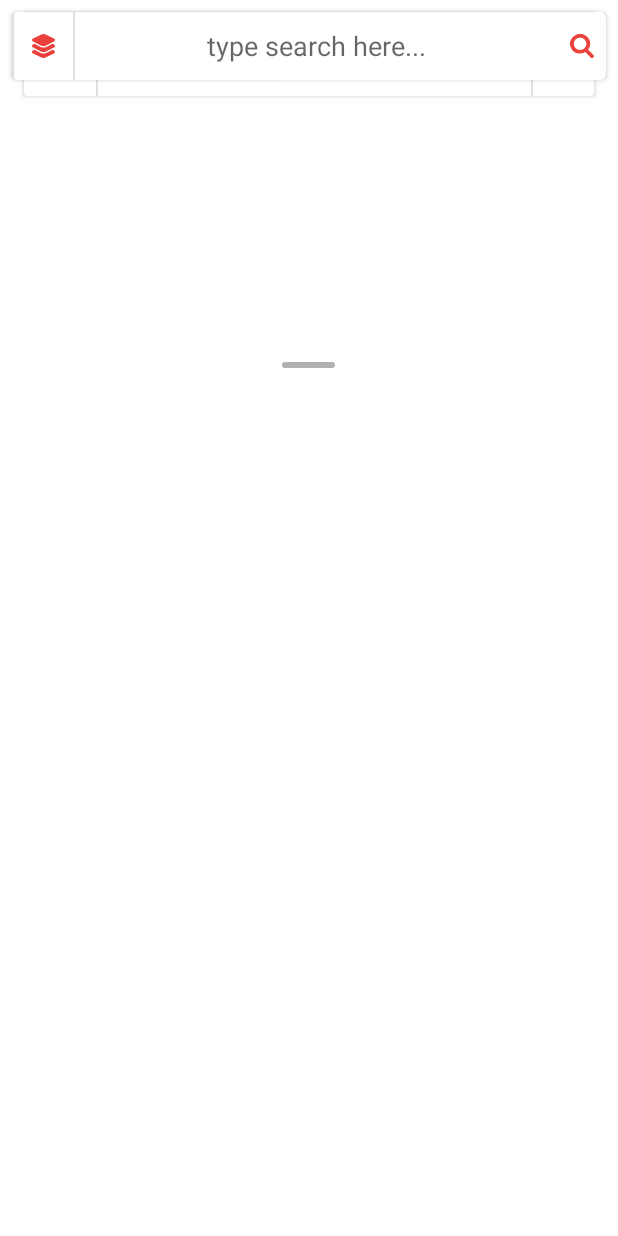
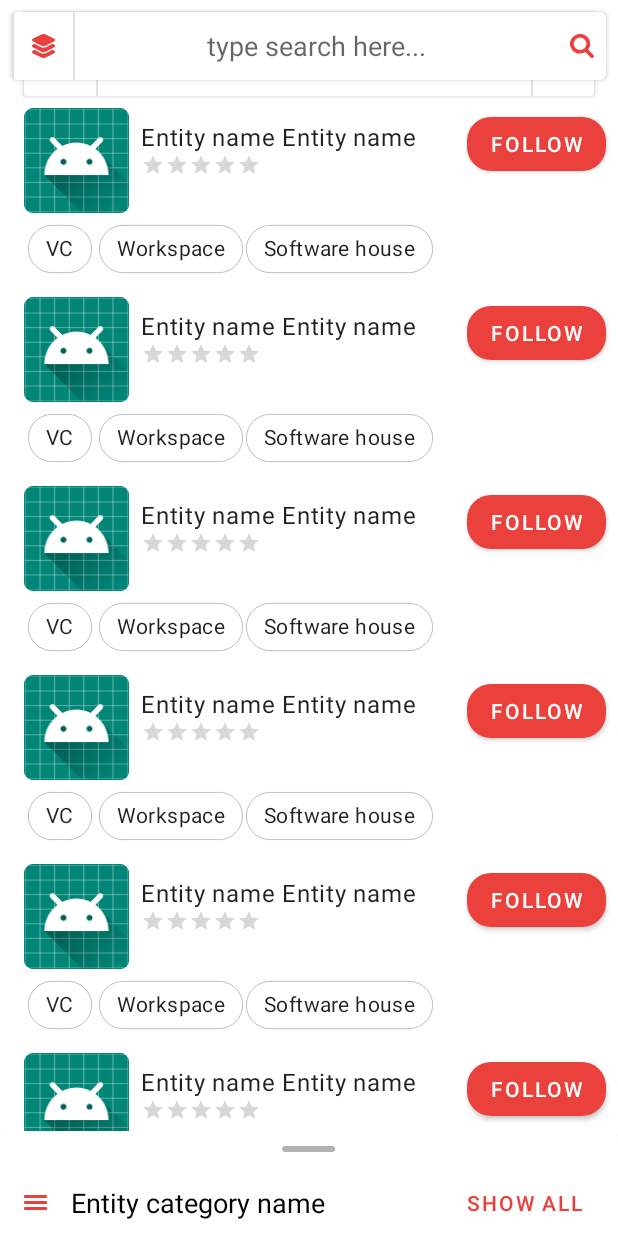
Before and after one commit to Innovation-Baylasan/baswla-android, an Android app: the fragment SearchFragment placed in its activity, on a phone screen of 412 x 824 dp. Run offline under Robolectric (Android 15) with nearby library versions, the phone set to English and light mode, and no system bars.

Commit message:
connected screen together

```diff
--- /dev/null
+++ b/app/src/main/java/org/baylasan/sudanmap/main/EntityAdapter.kt
@@ -0,0 +1,61 @@
+package org.baylasan.sudanmap.main
+
+import android.view.LayoutInflater
+import android.view.View
+import android.view.ViewGroup
+import androidx.recyclerview.widget.LinearLayoutManager
+import androidx.recyclerview.widget.RecyclerView
+import kotlinx.android.synthetic.main.row_entitiy_list.view.*
+import org.baylasan.sudanmap.R
+
+class EntityListAdapter(val onClick: () -> Unit) : RecyclerView.Adapter<EntityListViewHolder>() {
+    override fun onCreateViewHolder(parent: ViewGroup, viewType: Int): EntityListViewHolder {
+        val view = LayoutInflater.from(parent.context).inflate(
+            R.layout.row_entitiy_list,
+            parent,
+            false
+        )
+        return EntityListViewHolder(view)
+    }
+
+    override fun getItemCount(): Int = 10
+
+    override fun onBindViewHolder(holder: EntityListViewHolder, position: Int) {
+        holder.entitiesRecyclerView.adapter = EntityAdapter()
+        holder.entitiesRecyclerView.layoutManager =
+            LinearLayoutManager(
+                holder.entitiesRecyclerView.context,
+                LinearLayoutManager.HORIZONTAL,
+                false
+            )
+        holder.showMoreButton.setOnClickListener {
+            onClick.invoke()
+        }
+    }
+}
+
+class EntityListViewHolder(view: View) : RecyclerView.ViewHolder(view) {
+    val entitiesRecyclerView: RecyclerView = view.entitiesRecyclerView
+    val showMoreButton = view.showMoreButton
+}
+
+class EntityAdapter : RecyclerView.Adapter<EntityViewHolder>() {
+    override fun onCreateViewHolder(parent: ViewGroup, viewType: Int): EntityViewHolder {
+        return EntityViewHolder(
+            LayoutInflater.from(parent.context).inflate(
+                R.layout.row_entity,
+                parent,
+                false
+            )
+        )
+    }
+
+    override fun getItemCount(): Int = 5
+
+    override fun onBindViewHolder(holder: EntityViewHolder, position: Int) {
+
+    }
+
+}
+
+class EntityViewHolder(view: View) : RecyclerView.ViewHolder(view)
--- a/app/src/main/java/org/baylasan/sudanmap/main/MainActivity.kt
+++ b/app/src/main/java/org/baylasan/sudanmap/main/MainActivity.kt
@@ -1,9 +1,9 @@
 package org.baylasan.sudanmap.main
 
 import android.os.Bundle
-import android.view.KeyEvent
 import androidx.appcompat.app.AppCompatActivity
 import androidx.fragment.app.FragmentTransaction
+import androidx.recyclerview.widget.LinearLayoutManager
 import kotlinx.android.synthetic.main.activity_main.*
 import org.baylasan.sudanmap.R
 import org.baylasan.sudanmap.layers.MapLayersFragment
@@ -28,5 +28,13 @@ class MainActivity : AppCompatActivity() {
                 .addToBackStack(null)
                 .commit()
         }
+        entityListRecyclerView.layoutManager = LinearLayoutManager(this)
+        entityListRecyclerView.adapter = EntityListAdapter{
+            supportFragmentManager.beginTransaction()
+                .replace(R.id.fragmentLayout, SearchFragment.newInstance(), "search")
+                .setTransition(FragmentTransaction.TRANSIT_FRAGMENT_OPEN)
+                .addToBackStack(null)
+                .commit()g
+        }
     }
 }
--- /dev/null
+++ b/app/src/main/java/org/baylasan/sudanmap/search/SearchAdapter.kt
@@ -0,0 +1,28 @@
+package org.baylasan.sudanmap.search
+
+import android.view.LayoutInflater
+import android.view.View
+import android.view.ViewGroup
+import androidx.recyclerview.widget.RecyclerView
+import org.baylasan.sudanmap.R
+
+class SearchAdapter : RecyclerView.Adapter<SearchViewHolder>() {
+    override fun onCreateViewHolder(parent: ViewGroup, viewType: Int): SearchViewHolder {
+        return SearchViewHolder(
+            LayoutInflater.from(parent.context).inflate(
+                R.layout.row_search_result,
+                parent,
+                false
+            )
+        )
+    }
+
+    override fun getItemCount(): Int {
+        return 20
+    }
+
+    override fun onBindViewHolder(holder: SearchViewHolder, position: Int) {
+    }
+}
+
+class SearchViewHolder(view: View) : RecyclerView.ViewHolder(view)
--- a/app/src/main/java/org/baylasan/sudanmap/search/SearchFragment.kt
+++ b/app/src/main/java/org/baylasan/sudanmap/search/SearchFragment.kt
@@ -4,6 +4,7 @@ import android.os.Bundle
 import android.view.View
 import androidx.fragment.app.Fragment
 import androidx.fragment.app.FragmentTransaction
+import androidx.recyclerview.widget.LinearLayoutManager
 import kotlinx.android.synthetic.main.fragment_search.*
 import org.baylasan.sudanmap.R
 import org.baylasan.sudanmap.searchfilter.SearchFilterFragment
@@ -26,5 +27,7 @@ class SearchFragment : Fragment(R.layout.fragment_search) {
                 ?.addToBackStack(null)
                 ?.commit()
         }
+        searchRecyclerView.adapter = SearchAdapter()
+        searchRecyclerView.layoutManager = LinearLayoutManager(activity)
     }
 }
--- a/app/src/main/res/layout/activity_main.xml
+++ b/app/src/main/res/layout/activity_main.xml
@@ -90,19 +90,19 @@
             </LinearLayout>
         </androidx.cardview.widget.CardView>
     </FrameLayout>
-
+<androidx.core.widget.NestedScrollView
+    app:behavior_expandedOffset="200"
+    app:behavior_fitToContents="true"
+    app:layout_behavior="@string/bottom_sheet_behavior"
+    app:behavior_peekHeight="70dp"
+    android:layout_width="match_parent"
+    android:layout_height="match_parent">
     <com.google.android.material.card.MaterialCardView
-        android:id="@+id/contentLayout"
         android:layout_width="match_parent"
         android:layout_height="match_parent"
         android:background="@android:color/white"
         android:fitsSystemWindows="true"
-        app:behavior_expandedOffset="200"
-        app:behavior_fitToContents="true"
-        app:cardElevation="0dp"
-        app:layout_behavior="@string/bottom_sheet_behavior"
-        app:layout_dodgeInsetEdges="top"
-        app:layout_insetEdge="top">
+        >
 
         <ImageView
             android:layout_width="wrap_content"
@@ -113,14 +113,17 @@
             app:srcCompat="@drawable/ic_scroll_thumb" />
 
         <androidx.recyclerview.widget.RecyclerView
+            android:id="@+id/entityListRecyclerView"
             android:layout_width="match_parent"
-            android:layout_height="wrap_content"
+            android:layout_height="match_parent"
             android:layout_marginTop="24dp"
             android:orientation="vertical"
             app:layoutManager="androidx.recyclerview.widget.LinearLayoutManager"
             tools:itemCount="10"
             tools:listitem="@layout/row_entitiy_list" />
     </com.google.android.material.card.MaterialCardView>
+
+</androidx.core.widget.NestedScrollView>
     <FrameLayout
 
         android:id="@+id/fragmentLayout"
--- a/app/src/main/res/layout/fragment_search.xml
+++ b/app/src/main/res/layout/fragment_search.xml
@@ -70,6 +70,7 @@
         android:layout_width="match_parent"
         android:layout_height="0dp"
         tools:itemCount="20"
+        android:id="@+id/searchRecyclerView"
         tools:listitem="@layout/row_search_result"
         app:layout_constraintBottom_toBottomOf="parent"
         app:layout_constraintEnd_toEndOf="parent"
--- a/app/src/main/res/layout/row_entitiy_list.xml
+++ b/app/src/main/res/layout/row_entitiy_list.xml
@@ -1,43 +1,44 @@
 <?xml version="1.0" encoding="utf-8"?>
 <LinearLayout xmlns:android="http://schemas.android.com/apk/res/android"
-    android:layout_width="match_parent"
-    android:layout_height="match_parent"
     xmlns:app="http://schemas.android.com/apk/res-auto"
     xmlns:tools="http://schemas.android.com/tools"
+    android:layout_width="match_parent"
+    android:layout_height="wrap_content"
     android:orientation="vertical">
 
     <LinearLayout
+        android:layout_width="match_parent"
+        android:layout_height="wrap_content"
         android:layout_marginStart="16dp"
         android:layout_marginEnd="16dp"
-        android:layout_marginBottom="4dp"
-        android:layout_width="match_parent"
-        android:layout_height="wrap_content">
+        android:layout_marginBottom="4dp">
+
         <TextView
-            android:drawablePadding="16dp"
-            android:drawableStart="@drawable/ic_navigation"
-            android:text="Entity category name"
             android:layout_width="0dp"
-            android:gravity="start|center"
-            android:textSize="18sp"
-            android:textColor="@android:color/black"
             android:layout_height="match_parent"
             android:layout_weight="1"
-            />
+            android:drawableStart="@drawable/ic_navigation"
+            android:drawablePadding="16dp"
+            android:gravity="start|center"
+            android:text="Entity category name"
+            android:textColor="@android:color/black"
+            android:textSize="18sp" />
+
         <com.google.android.material.button.MaterialButton
+            style="@style/Widget.MaterialComponents.Button.TextButton"
             android:layout_width="wrap_content"
             android:layout_height="wrap_content"
-            style="@style/Widget.MaterialComponents.Button.TextButton"
-            android:textColor="@color/colorAccent"
-            android:text="show all"/>
+            android:id="@+id/showMoreButton"
+            android:text="show all"
+            android:textColor="@color/colorAccent" />
     </LinearLayout>
+
     <androidx.recyclerview.widget.RecyclerView
-
-        android:layout_marginStart="16dp"
-        android:layout_marginEnd="16dp"
+        android:id="@+id/entitiesRecyclerView"
         android:layout_width="match_parent"
         android:layout_height="wrap_content"
-        tools:listitem="@layout/row_entity"
         android:orientation="horizontal"
         app:layoutManager="androidx.recyclerview.widget.LinearLayoutManager"
-        />
+        tools:itemCount="5"
+        tools:listitem="@layout/row_entity" />
 </LinearLayout>
--- a/app/src/main/res/layout/row_search_result.xml
+++ b/app/src/main/res/layout/row_search_result.xml
@@ -1,7 +1,6 @@
 <?xml version="1.0" encoding="utf-8"?>
 <androidx.constraintlayout.widget.ConstraintLayout xmlns:android="http://schemas.android.com/apk/res/android"
     xmlns:app="http://schemas.android.com/apk/res-auto"
-    xmlns:tools="http://schemas.android.com/tools"
     android:layout_width="match_parent"
     android:layout_height="wrap_content"
     android:orientation="vertical">
@@ -12,9 +11,9 @@
         android:layout_height="70dp"
         android:layout_marginStart="16dp"
         android:layout_marginTop="8dp"
+        android:src="@mipmap/ic_launcher_round"
         app:layout_constraintStart_toStartOf="parent"
-        app:layout_constraintTop_toTopOf="parent"
-        tools:src="@tools:sample/avatars" />
+        app:layout_constraintTop_toTopOf="parent" />
 
     <TextView
         android:id="@+id/textView2"
@@ -23,17 +22,14 @@
         android:layout_marginStart="8dp"
         android:layout_marginTop="16dp"
         android:layout_marginEnd="8dp"
-        android:layout_marginBottom="8dp"
         android:maxLines="2"
 
+        android:text="Entity name Entity name "
         android:textAppearance="@style/TextAppearance.MaterialComponents.Body1"
-        app:layout_constraintBottom_toBottomOf="parent"
         app:layout_constraintEnd_toStartOf="@+id/materialButton"
         app:layout_constraintHorizontal_bias="0.0"
         app:layout_constraintStart_toEndOf="@+id/imageView"
-        app:layout_constraintTop_toTopOf="parent"
-        app:layout_constraintVertical_bias="0.0"
-        tools:text="@tools:sample/lorem/random" />
+        app:layout_constraintTop_toTopOf="parent" />
 
     <androidx.appcompat.widget.AppCompatRatingBar
         android:id="@+id/ratingBar"
@@ -62,28 +58,24 @@
         <com.google.android.material.chip.Chip
             android:layout_width="wrap_content"
             android:layout_height="wrap_content"
-            tools:text="@tools:sample/first_names" />
-
-        <com.google.android.material.chip.Chip
-            android:layout_width="wrap_content"
-            android:layout_height="wrap_content"
-            tools:text="@tools:sample/first_names"
-
+            android:text="VC"
+            style="@style/Outlined"
             />
 
         <com.google.android.material.chip.Chip
+            style="@style/Outlined"
+
             android:layout_width="wrap_content"
             android:layout_height="wrap_content"
-            tools:text="@tools:sample/first_names"
-
-            />
+            android:text="Workspace" />
 
         <com.google.android.material.chip.Chip
+            style="@style/Outlined"
+
             android:layout_width="wrap_content"
             android:layout_height="wrap_content"
-            tools:text="@tools:sample/first_names"
+            android:text="Software house" />
 
-            />
 
 
     </com.google.android.material.chip.ChipGroup>
--- a/app/src/main/res/values/styles.xml
+++ b/app/src/main/res/values/styles.xml
@@ -12,7 +12,12 @@
 -->
 
     </style>
+<style name="Outlined" parent="Widget.MaterialComponents.Chip.Choice">
+    <item name="chipBackgroundColor">@android:color/transparent</item>
+    <item name="chipStrokeColor">@android:color/darker_gray</item>
+    <item name="chipStrokeWidth">0.5dp</item>
 
+</style>
     <style name="AppTheme.NoActionBar">
         <item name="windowActionBar">false</item>
         <item name="windowNoTitle">true</item>
```
Also changed, not shown: app/src/main/java/org/baylasan/sudanmap/entitylist/EntityListFragment.kt (added, +23 -0 lines), app/src/main/res/layout/fragment_entity_list.xml (added, +13 -0 lines), app/src/main/res/layout/row_entity.xml (+23 -10 lines).
